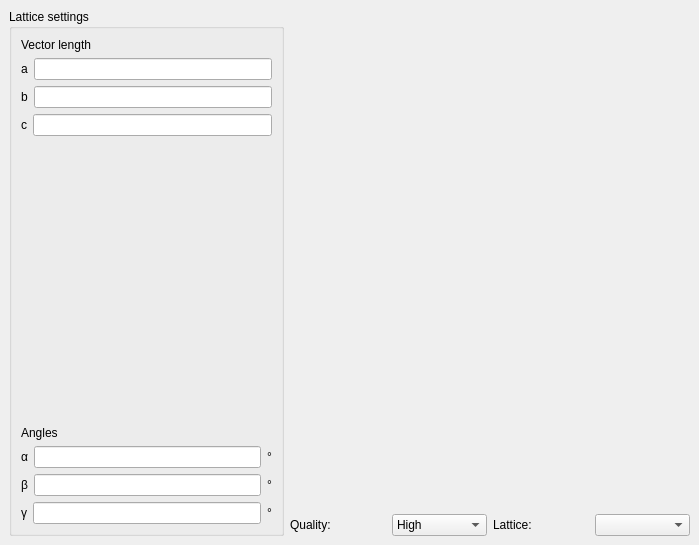
Qt form src/latticeviewer.ui (KDE/kalzium) before a commit.
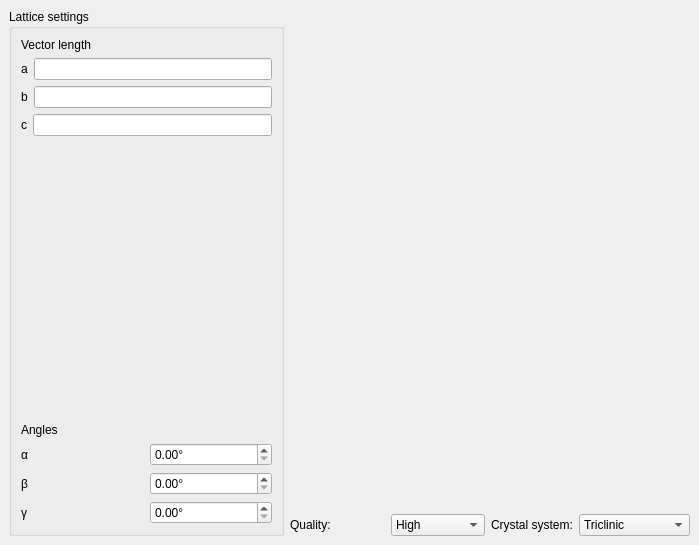
The same form after that commit. Custom widgets are drawn as their Qt base class.

Commit message: * Adding some math for volume-calculation

Diff of the .ui file:
```diff
--- a/src/latticeviewer.ui
+++ b/src/latticeviewer.ui
@@ -98,7 +98,7 @@
          <item>
           <widget class="QLabel" name="label" >
            <property name="text" >
-            <string>Lattice:</string>
+            <string>Crystal system:</string>
            </property>
            <property name="buddy" >
             <cstring>lattice</cstring>
@@ -106,7 +106,43 @@
           </widget>
          </item>
          <item>
-          <widget class="QComboBox" name="lattice" />
+          <widget class="QComboBox" name="lattice" >
+           <item>
+            <property name="text" >
+             <string>Triclinic</string>
+            </property>
+           </item>
+           <item>
+            <property name="text" >
+             <string>Monoclinic</string>
+            </property>
+           </item>
+           <item>
+            <property name="text" >
+             <string>Orthorhombic</string>
+            </property>
+           </item>
+           <item>
+            <property name="text" >
+             <string>Tetragonal</string>
+            </property>
+           </item>
+           <item>
+            <property name="text" >
+             <string>Rhombohedral</string>
+            </property>
+           </item>
+           <item>
+            <property name="text" >
+             <string>Hexagonal</string>
+            </property>
+           </item>
+           <item>
+            <property name="text" >
+             <string>Cubic</string>
+            </property>
+           </item>
+          </widget>
          </item>
         </layout>
        </item>
@@ -151,42 +187,12 @@
          </widget>
         </item>
         <item>
-         <widget class="QLineEdit" name="lineEdit_6" />
-        </item>
-        <item>
-         <widget class="QLabel" name="label_13" >
-          <property name="text" >
+         <widget class="QDoubleSpinBox" name="ac" >
+          <property name="suffix" >
            <string>°</string>
           </property>
-         </widget>
-        </item>
-       </layout>
-      </item>
-      <item row="7" column="0" >
-       <layout class="QHBoxLayout" >
-        <property name="margin" >
-         <number>0</number>
-        </property>
-        <property name="spacing" >
-         <number>6</number>
-        </property>
-        <item>
-         <widget class="QLabel" name="label_7" >
-          <property name="text" >
-           <string>β</string>
-          </property>
-          <property name="buddy" >
-           <cstring>lineEdit_4</cstring>
-          </property>
-         </widget>
-        </item>
-        <item>
-         <widget class="QLineEdit" name="lineEdit_4" />
-        </item>
-        <item>
-         <widget class="QLabel" name="label_12" >
-          <property name="text" >
-           <string>°</string>
+          <property name="maximum" >
+           <double>180</double>
           </property>
          </widget>
         </item>
@@ -211,13 +217,13 @@
          </widget>
         </item>
         <item>
-         <widget class="QLineEdit" name="lineEdit_5" />
-        </item>
-        <item>
-         <widget class="QLabel" name="label_11" >
-          <property name="text" >
+         <widget class="QDoubleSpinBox" name="aa" >
+          <property name="suffix" >
            <string>°</string>
           </property>
+          <property name="maximum" >
+           <double>180</double>
+          </property>
          </widget>
         </item>
        </layout>
@@ -318,6 +324,36 @@
         </property>
        </widget>
       </item>
+      <item row="7" column="0" >
+       <layout class="QHBoxLayout" >
+        <property name="margin" >
+         <number>0</number>
+        </property>
+        <property name="spacing" >
+         <number>6</number>
+        </property>
+        <item>
+         <widget class="QLabel" name="label_7" >
+          <property name="text" >
+           <string>β</string>
+          </property>
+          <property name="buddy" >
+           <cstring>lineEdit_4</cstring>
+          </property>
+         </widget>
+        </item>
+        <item>
+         <widget class="QDoubleSpinBox" name="ab" >
+          <property name="suffix" >
+           <string>°</string>
+          </property>
+          <property name="maximum" >
+           <double>180</double>
+          </property>
+         </widget>
+        </item>
+       </layout>
+      </item>
      </layout>
     </widget>
    </item>
```
Left out of the diff: 20 changed lines with no effect on the pictures. The commit also changes 2 other files.
